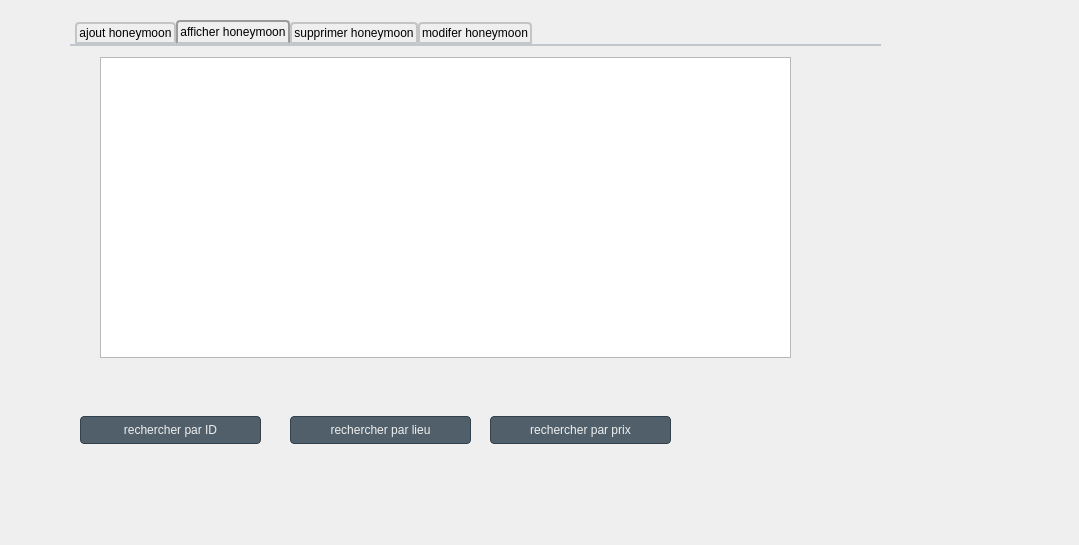
First picture: the form in honeymoonplus.ui, repository melek007/smart_wedding_2a09, before the edit.
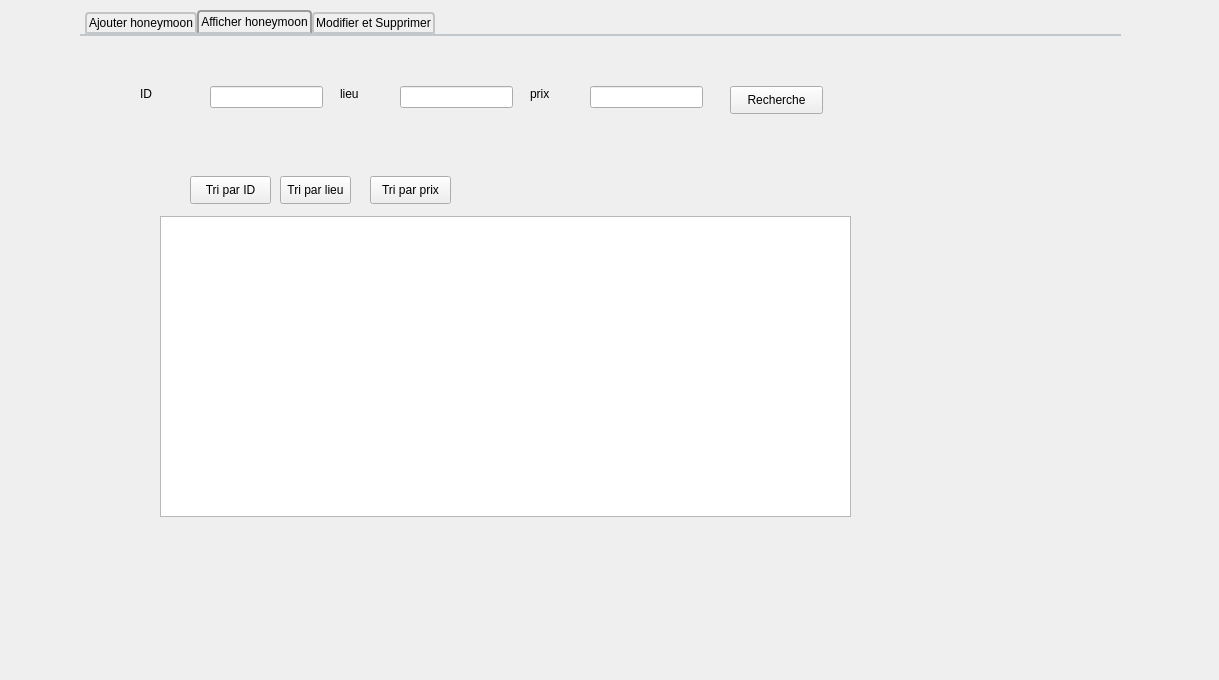
Second picture: the form after the edit. The open tabs and pages were chosen to show the change.

```diff
--- a/honeymoonplus.ui
+++ b/honeymoonplus.ui
@@ -6,8 +6,8 @@
    <rect>
     <x>0</x>
     <y>0</y>
-    <width>1079</width>
-    <height>545</height>
+    <width>1219</width>
+    <height>680</height>
    </rect>
   </property>
   <property name="windowTitle">
@@ -28,10 +28,10 @@
   <widget class="QTabWidget" name="honeymoon">
    <property name="geometry">
     <rect>
-     <x>70</x>
-     <y>20</y>
-     <width>811</width>
-     <height>481</height>
+     <x>80</x>
+     <y>10</y>
+     <width>1041</width>
+     <height>601</height>
     </rect>
    </property>
    <property name="styleSheet">
@@ -77,7 +77,7 @@
    </property>
    <widget class="QWidget" name="tab">
     <attribute name="title">
-     <string>ajout honeymoon</string>
+     <string>Ajouter honeymoon</string>
     </attribute>
     <widget class="QLabel" name="label">
      <property name="geometry">
@@ -274,13 +274,13 @@
    </widget>
    <widget class="QWidget" name="tab_2">
     <attribute name="title">
-     <string>afficher honeymoon</string>
+     <string>Afficher honeymoon</string>
     </attribute>
     <widget class="QTableView" name="table_honeymoon">
      <property name="geometry">
       <rect>
-       <x>30</x>
-       <y>11</y>
+       <x>80</x>
+       <y>180</y>
        <width>691</width>
        <height>301</height>
       </rect>
@@ -289,110 +289,107 @@
     <widget class="QPushButton" name="pushButton_5">
      <property name="geometry">
       <rect>
-       <x>10</x>
-       <y>370</y>
-       <width>181</width>
+       <x>200</x>
+       <y>140</y>
+       <width>71</width>
        <height>28</height>
       </rect>
      </property>
-     <property name="styleSheet">
-      <string notr="true">QPushButton {
-
-  background-color: #505F69;
-
-  border: 1px solid #32414B;
-
-  color: #F0F0F0;
-
-  border-radius: 4px;
-
-  padding: 3px;
-
-  outline: none;
-
-}
-
-</string>
-     </property>
      <property name="text">
-      <string>rechercher par ID</string>
+      <string>Tri par lieu</string>
      </property>
     </widget>
     <widget class="QPushButton" name="pushButton_6">
      <property name="geometry">
       <rect>
-       <x>220</x>
-       <y>370</y>
-       <width>181</width>
+       <x>650</x>
+       <y>50</y>
+       <width>93</width>
        <height>28</height>
       </rect>
      </property>
-     <property name="styleSheet">
-      <string notr="true">QPushButton {
-
-  background-color: #505F69;
-
-  border: 1px solid #32414B;
-
-  color: #F0F0F0;
-
-  border-radius: 4px;
-
-  padding: 3px;
-
-  outline: none;
-
-}
-
-</string>
+     <property name="text">
+      <string>Recherche</string>
      </property>
+    </widget>
+    <widget class="QLabel" name="label_22">
+     <property name="geometry">
+      <rect>
+       <x>260</x>
+       <y>50</y>
+       <width>21</width>
+       <height>16</height>
+      </rect>
+     </property>
      <property name="text">
-      <string>rechercher par lieu</string>
+      <string>lieu</string>
      </property>
     </widget>
-    <widget class="QPushButton" name="pushButton_7">
+    <widget class="QLabel" name="label_23">
      <property name="geometry">
       <rect>
-       <x>420</x>
-       <y>370</y>
-       <width>181</width>
+       <x>450</x>
+       <y>50</y>
+       <width>21</width>
+       <height>16</height>
+      </rect>
+     </property>
+     <property name="text">
+      <string>prix</string>
+     </property>
+    </widget>
+    <widget class="QPushButton" name="tri_par_id">
+     <property name="geometry">
+      <rect>
+       <x>110</x>
+       <y>140</y>
+       <width>81</width>
        <height>28</height>
       </rect>
      </property>
-     <property name="styleSheet">
-      <string notr="true">QPushButton {
-
-  background-color: #505F69;
-
-  border: 1px solid #32414B;
-
-  color: #F0F0F0;
-
-  border-radius: 4px;
-
-  padding: 3px;
-
-  outline: none;
-
-}
-
-</string>
+     <property name="text">
+      <string>Tri par ID</string>
      </property>
+    </widget>
+    <widget class="QPushButton" name="tri_par_prix">
+     <property name="geometry">
+      <rect>
+       <x>290</x>
+       <y>140</y>
+       <width>81</width>
+       <height>28</height>
+      </rect>
+     </property>
      <property name="text">
-      <string>rechercher par prix</string>
+      <string>Tri par prix</string>
      </property>
     </widget>
-   </widget>
-   <widget class="QWidget" name="tab_3">
-    <attribute name="title">
-     <string>supprimer honeymoon</string>
-    </attribute>
-    <widget class="QLabel" name="label_5">
+    <widget class="QLineEdit" name="recherche_par_prix">
      <property name="geometry">
       <rect>
-       <x>50</x>
-       <y>70</y>
-       <width>56</width>
+       <x>510</x>
+       <y>50</y>
+       <width>113</width>
+       <height>22</height>
+      </rect>
+     </property>
+    </widget>
+    <widget class="QLineEdit" name="recherche_par_id">
+     <property name="geometry">
+      <rect>
+       <x>130</x>
+       <y>50</y>
+       <width>113</width>
+       <height>22</height>
+      </rect>
+     </property>
+    </widget>
+    <widget class="QLabel" name="label_24">
+     <property name="geometry">
+      <rect>
+       <x>60</x>
+       <y>50</y>
+       <width>41</width>
        <height>16</height>
       </rect>
      </property>
@@ -400,61 +397,20 @@
       <string>ID</string>
      </property>
     </widget>
-    <widget class="QLineEdit" name="LineEdit_key">
+    <widget class="QLineEdit" name="recherche_par_lieu">
      <property name="geometry">
       <rect>
-       <x>140</x>
-       <y>70</y>
+       <x>320</x>
+       <y>50</y>
        <width>113</width>
        <height>22</height>
       </rect>
-     </property>
-     <property name="styleSheet">
-      <string notr="true">QLineEdit {
-    border: 2px solid gray;
-    border-radius: 10px;
-    padding: 0 8px;
-    background: yellow;
-    selection-background-color: darkgray;
-}</string>
-     </property>
-    </widget>
-    <widget class="QPushButton" name="pushButton_3">
-     <property name="geometry">
-      <rect>
-       <x>470</x>
-       <y>210</y>
-       <width>93</width>
-       <height>28</height>
-      </rect>
-     </property>
-     <property name="styleSheet">
-      <string notr="true">QPushButton {
-
-  background-color: #505F69;
-
-  border: 1px solid #32414B;
-
-  color: #F0F0F0;
-
-  border-radius: 4px;
-
-  padding: 3px;
-
-  outline: none;
-
-}
-
-</string>
-     </property>
-     <property name="text">
-      <string>supprimer</string>
      </property>
     </widget>
    </widget>
    <widget class="QWidget" name="tab_4">
     <attribute name="title">
-     <string>modifer honeymoon</string>
+     <string>Modifier et Supprimer</string>
     </attribute>
     <widget class="QLabel" name="label_6">
      <property name="geometry">
```
Left out of the diff: 134 changed lines with no effect on the pictures.
